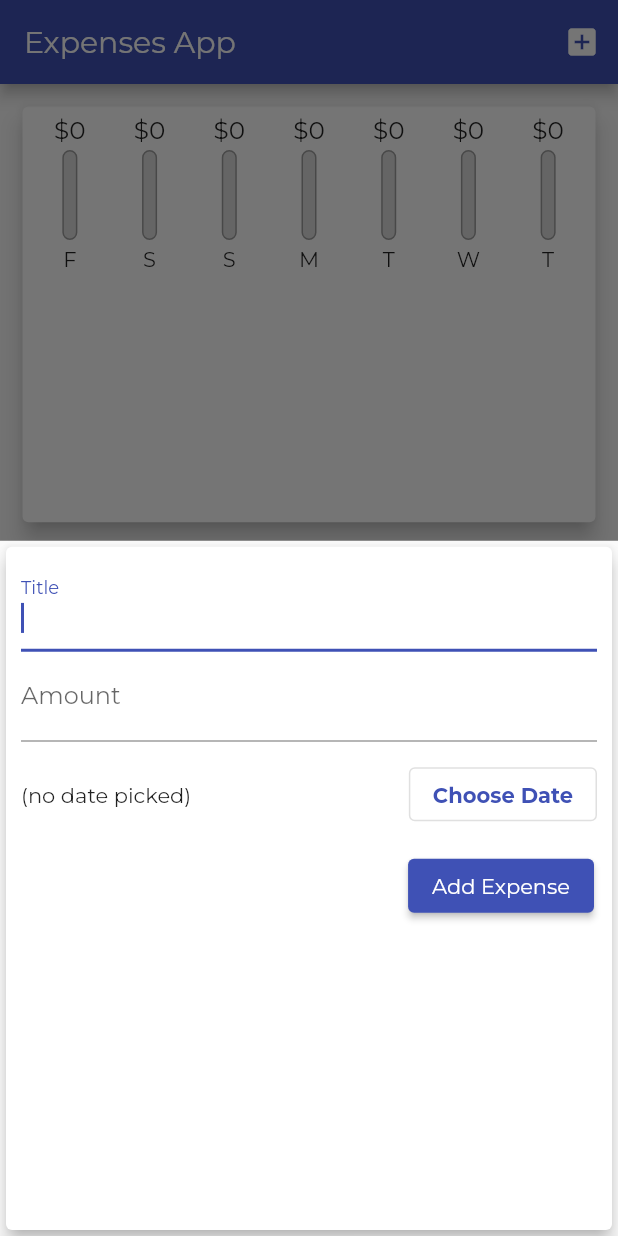
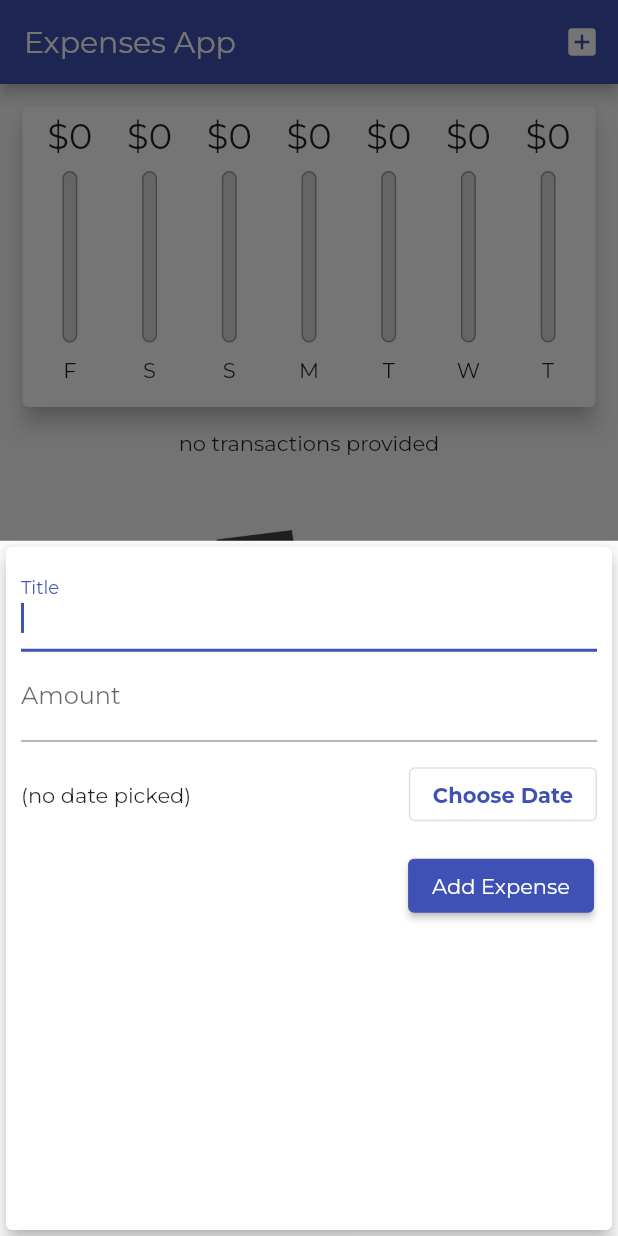
Before and after one commit to bobend212/expenses_flutter, a Flutter app: the screen it shows after launch, after a tap on the "add box" icon, on a phone screen of 412 x 824 dp. Run offline on Flutter 3.47's test engine with Material 2 defaults, Android fonts, the phone set to English and light mode, and no system bars.

Commit message:
playing with displaying options, disable landscape mode

```diff
--- a/lib/main.dart
+++ b/lib/main.dart
@@ -4,10 +4,18 @@ import 'package:expenses_app/widgets/chart.dart';
 import 'package:expenses_app/widgets/new_transaction.dart';
 import 'package:expenses_app/widgets/transaction_list.dart';
 import 'package:flutter/material.dart';
+import 'package:flutter/services.dart';
 
 import 'models/transaction.dart';
 
-void main() => runApp(MyApp());
+void main() {
+  //controlling the device orientation, this case disable the landscape mode
+  WidgetsFlutterBinding.ensureInitialized();
+  SystemChrome.setPreferredOrientations(
+      [DeviceOrientation.portraitUp, DeviceOrientation.portraitDown]);
+
+  runApp(MyApp());
+}
 
 class MyApp extends StatelessWidget {
   @override
@@ -98,12 +106,12 @@ class _MyHomePageState extends State<MyHomePage> {
               Container(
                   height: (MediaQuery.of(context).size.height -
                           appBar.preferredSize.height) *
-                      0.4,
+                      0.3,
                   child: Chart(_recentTransactions)),
               Container(
                   height: (MediaQuery.of(context).size.height -
                           appBar.preferredSize.height) *
-                      0.6,
+                      0.7,
                   child: TransactionList(_userTransactions, _deleteTransaction))
             ]),
       ),
--- a/lib/widgets/chart_bar.dart
+++ b/lib/widgets/chart_bar.dart
@@ -11,17 +11,18 @@ class ChartBar extends StatelessWidget {
 
   @override
   Widget build(BuildContext context) {
+    return LayoutBuilder(builder: (ctx, constraints) {
       return Column(
         children: [
           SizedBox(
-            height: 20,
+              height: constraints.maxHeight * 0.15,
               child: FittedBox(
                   child: Text('\$${spendingAmount.toStringAsFixed(0)}'))),
           SizedBox(
-          height: 4,
+            height: constraints.maxHeight * 0.05,
           ),
           SizedBox(
-          height: 60,
+            height: constraints.maxHeight * 0.6,
             width: 10,
             child: Stack(
               children: [
@@ -42,10 +43,11 @@ class ChartBar extends StatelessWidget {
             ),
           ),
           SizedBox(
-          height: 4,
+            height: constraints.maxHeight * 0.05,
           ),
-        Text(label)
+          SizedBox(height: constraints.maxHeight * 0.15, child: Text(label))
         ],
       );
+    });
   }
 }
--- a/lib/widgets/transaction_list.dart
+++ b/lib/widgets/transaction_list.dart
@@ -18,7 +18,7 @@ class TransactionList extends StatelessWidget {
               Text('no transactions provided'),
               SizedBox(height: 50),
               Container(
-                height: 400,
+                height: 300,
                 child: Image.asset(
                   'assets/images/waiting.png',
                   fit: BoxFit.cover,
```
Lines whose indentation alone changed are shown as unchanged.
